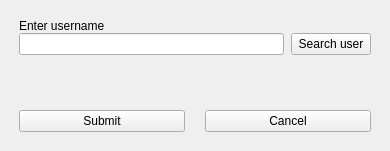
Old version of the form Client/adduserwidget.ui in the repository emanuelemanciuria96/CollaborativePad_ClientServerSystem.
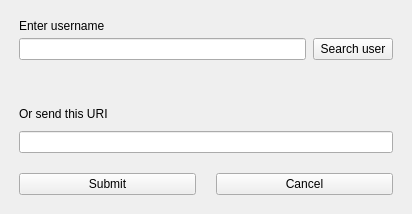
New version of the form.

The edit to the form file:
```diff
--- a/Client/adduserwidget.ui
+++ b/Client/adduserwidget.ui
@@ -6,8 +6,8 @@
    <rect>
     <x>0</x>
     <y>0</y>
-    <width>390</width>
-    <height>151</height>
+    <width>412</width>
+    <height>214</height>
    </rect>
   </property>
   <property name="windowTitle">
@@ -53,6 +53,9 @@
         <property name="sizeConstraint">
          <enum>QLayout::SetDefaultConstraint</enum>
         </property>
+        <property name="topMargin">
+         <number>5</number>
+        </property>
         <property name="bottomMargin">
          <number>0</number>
         </property>
@@ -85,11 +88,31 @@
         </property>
        </widget>
       </item>
+      <item>
+       <widget class="QLabel" name="label2">
+        <property name="text">
+         <string>Or send this URI</string>
+        </property>
+        <property name="alignment">
+         <set>Qt::AlignLeading|Qt::AlignLeft|Qt::AlignVCenter</set>
+        </property>
+       </widget>
+      </item>
+      <item>
+       <widget class="QLineEdit" name="uri">
+        <property name="readOnly">
+         <bool>true</bool>
+        </property>
+       </widget>
+      </item>
       <item>
        <layout class="QHBoxLayout" name="horizontalLayout_3">
         <property name="spacing">
          <number>20</number>
         </property>
+        <property name="topMargin">
+         <number>20</number>
+        </property>
         <property name="bottomMargin">
          <number>0</number>
         </property>
```
